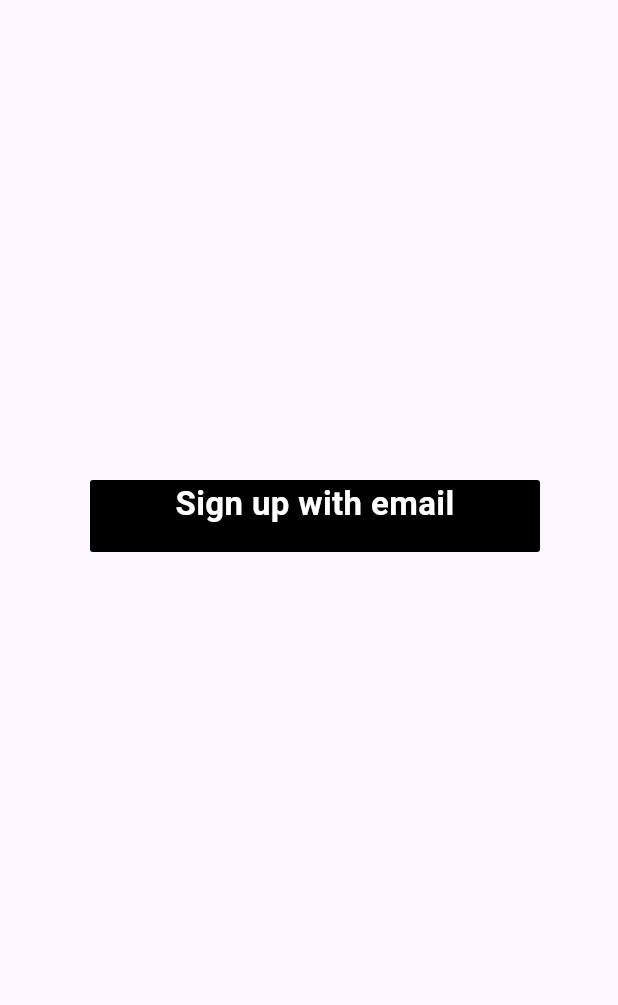
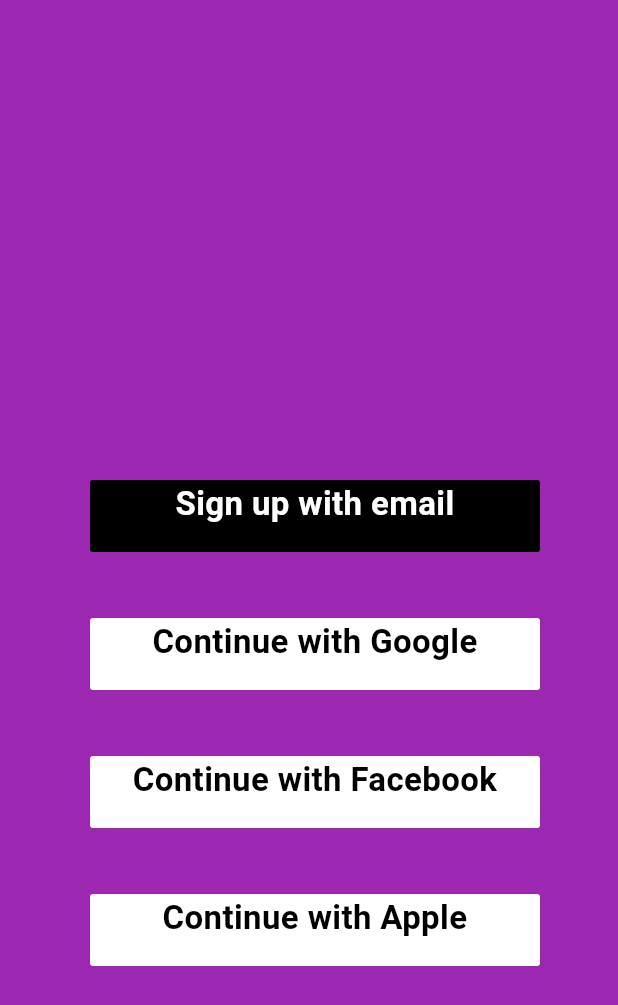
Before and after one commit to TechTrooper448482/Internship-Tasks, a Flutter app: the screen it shows after launch, on a phone screen of 412 x 824 dp. Shown: the top 1005 px of the screen. Run offline on Flutter 3.47's test engine with Material 3 defaults, Android fonts, the phone set to English and light mode, and no system bars.

Commit message:
login screen in progress

```diff
--- /dev/null
+++ b/Task 1/healthy_bites/lib/components/rectangle_button.dart
@@ -0,0 +1,28 @@
+import 'package:flutter/material.dart';
+
+// ignore: must_be_immutable
+class RectangleButton extends StatelessWidget {
+  String text;
+  RectangleButton({super.key, required this.text});
+
+  @override
+  Widget build(BuildContext context) {
+    return Container(
+      height: 48,
+      width: 300,
+      decoration: BoxDecoration(
+        borderRadius: BorderRadius.circular(2),
+        color: Colors.black,
+      ),
+      child: Text(
+        text,
+        textAlign: TextAlign.center,
+        style: const TextStyle(
+          fontSize: 22,
+          fontWeight: FontWeight.bold,
+          color: Colors.white,
+        ),
+      ),
+    );
+  }
+}
--- /dev/null
+++ b/Task 1/healthy_bites/lib/components/rectangle_button2.dart
@@ -0,0 +1,28 @@
+import 'package:flutter/material.dart';
+
+// ignore: must_be_immutable
+class RectangleButton2 extends StatelessWidget {
+  String text;
+  RectangleButton2({super.key, required this.text});
+
+  @override
+  Widget build(BuildContext context) {
+    return Container(
+      height: 48,
+      width: 300,
+      decoration: BoxDecoration(
+        borderRadius: BorderRadius.circular(2),
+        color: Colors.white,
+      ),
+      child: Text(
+        text,
+        textAlign: TextAlign.center,
+        style: const TextStyle(
+          fontSize: 22,
+          fontWeight: FontWeight.bold,
+          color: Colors.black,
+        ),
+      ),
+    );
+  }
+}
--- a/Task 1/healthy_bites/lib/login_screen.dart
+++ b/Task 1/healthy_bites/lib/login_screen.dart
@@ -1,4 +1,6 @@
 import 'package:flutter/material.dart';
+import 'package:healthy_bites/components/rectangle_button.dart';
+import 'package:healthy_bites/components/rectangle_button2.dart';
 
 class LoginScreen extends StatelessWidget {
   const LoginScreen({super.key});
@@ -6,27 +8,24 @@
   @override
   Widget build(BuildContext context) {
     return Scaffold(
+      backgroundColor: Colors.purple,
       body: Column(
         children: [
           Padding(
             padding: const EdgeInsets.fromLTRB(60, 320, 4, 4),
-            child: Container(
-              height: 48,
-              width: 300,
-              decoration: BoxDecoration(
-                borderRadius: BorderRadius.circular(2),
-                color: Colors.black,
-              ),
-              child: const Text(
-                "Sign up with email",
-                textAlign: TextAlign.center,
-                style: TextStyle(
-                  fontSize: 22,
-                  fontWeight: FontWeight.bold,
-                  color: Colors.white,
-                ),
-              ),
-            ),
+            child: RectangleButton(text: "Sign up with email"),
+          ),
+          Padding(
+            padding: const EdgeInsets.fromLTRB(60, 40, 4, 4),
+            child: RectangleButton2(text: "Continue with Google"),
+          ),
+          Padding(
+            padding: const EdgeInsets.fromLTRB(60, 40, 4, 4),
+            child: RectangleButton2(text: "Continue with Facebook"),
+          ),
+          Padding(
+            padding: const EdgeInsets.fromLTRB(60, 40, 4, 4),
+            child: RectangleButton2(text: "Continue with Apple"),
           ),
         ],
       ),
--- a/Task 1/healthy_bites/lib/main.dart
+++ b/Task 1/healthy_bites/lib/main.dart
@@ -13,6 +13,7 @@
   Widget build(BuildContext context) {
     return MaterialApp(
       debugShowCheckedModeBanner: false,
+      color: Colors.purple,
       routes: {
         '/': (context) => const LoginScreen(),
       },
```
